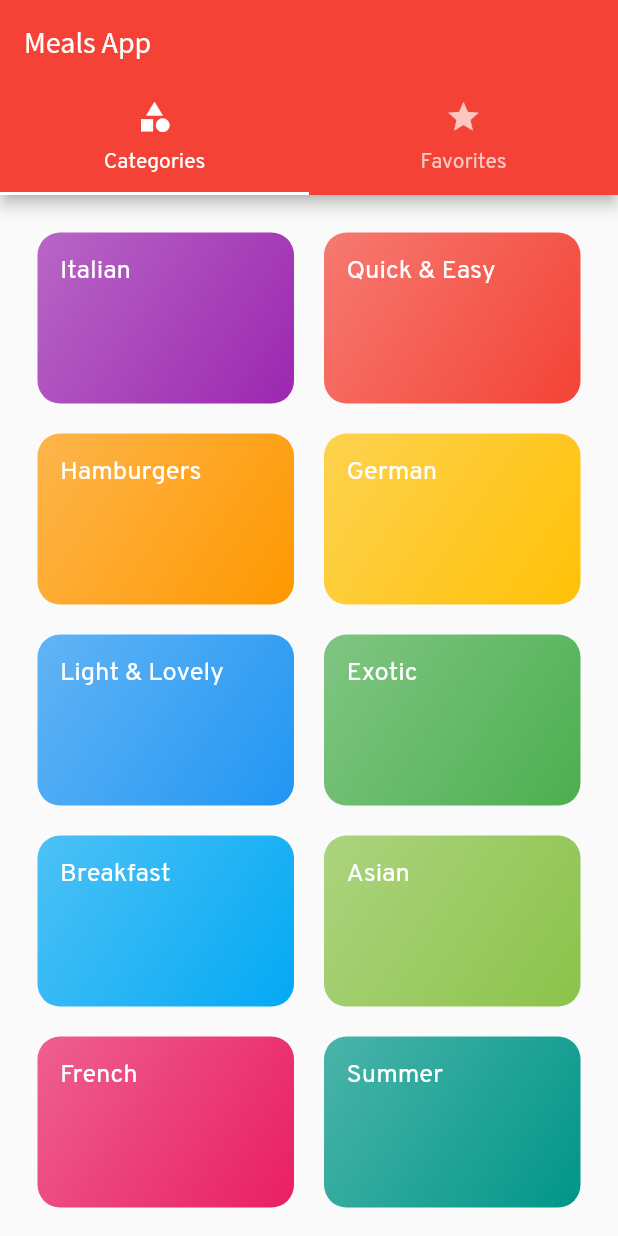
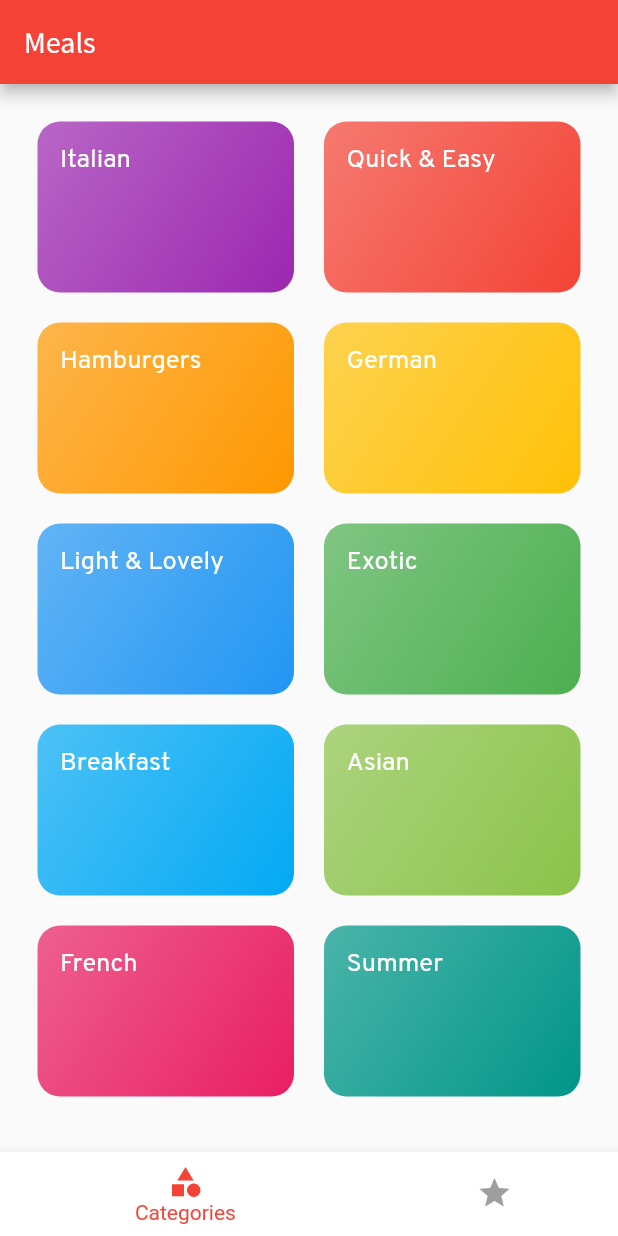
Before and after one commit to Jeetin9410/flutter, a Flutter app: the screen it shows after launch, on a phone screen of 412 x 824 dp. Run offline on Flutter 3.47's test engine with Material 2 defaults, Android fonts, the phone set to English and light mode, and no system bars.

Commit message:
Bottom TabBar Implemented

```diff
--- a/lib/main.dart
+++ b/lib/main.dart
@@ -1,7 +1,7 @@
 import 'package:flutter/material.dart';
 import 'package:flutter/services.dart';
 import 'package:flutter_first_project/screens/categories_screen.dart';
-import 'package:flutter_first_project/screens/tabs_screen.dart';
+import 'package:flutter_first_project/screens/bottom_tabs_screen.dart';
 void main(){
   SystemChrome.setPreferredOrientations([  // now app will always be in Portrait mode always
     DeviceOrientation.portraitUp,
@@ -17,7 +17,7 @@ class MyApp extends StatelessWidget {
       title: 'DeliMeals',
       theme: ThemeData(
           primarySwatch: Colors.red,
-          accentColor: Colors.orange,
+          accentColor: Colors.white,
           fontFamily: "Overpass",
           textTheme: ThemeData.light().textTheme.copyWith(
             title: TextStyle(
@@ -40,7 +40,7 @@ class MyApp extends StatelessWidget {
           )
 
       ),
-      home: TabsScreen(),
+      home: BottomTabsScreen(),
 
     );
   }
--- /dev/null
+++ b/lib/screens/bottom_tabs_screen.dart
@@ -0,0 +1,41 @@
+import 'package:flutter/material.dart';
+import 'package:flutter_first_project/screens/categories_screen.dart';
+import 'package:flutter_first_project/screens/favorites_screen.dart';
+class BottomTabsScreen extends StatefulWidget {
+  @override
+  _BottomTabsScreenState createState() => _BottomTabsScreenState();
+}
+
+class _BottomTabsScreenState extends State<BottomTabsScreen> {
+  final List<Widget> _pages = [
+    CategoriesScreen(),
+    FavoritesScreen()
+  ];
+  int _selectedPageIndex = 0;
+  void _selectedPage(int index){
+setState(() {
+  _selectedPageIndex = index;
+});
+  }
+  @override
+  Widget build(BuildContext context) {
+    return Scaffold(
+      appBar: AppBar( title: Text("Meals"),),
+      body: _pages[_selectedPageIndex],
+      bottomNavigationBar: BottomNavigationBar(
+        onTap: _selectedPage,
+        backgroundColor: Theme.of(context).accentColor,
+        selectedItemColor: Theme.of(context).primaryColor,
+        unselectedItemColor: Colors.grey,
+        selectedLabelStyle: TextStyle(color: Theme.of(context).primaryColor),
+        unselectedLabelStyle: TextStyle(color: Colors.black54),
+        currentIndex: _selectedPageIndex,
+        type: BottomNavigationBarType.shifting,
+        items: [
+          BottomNavigationBarItem(backgroundColor: Theme.of(context).accentColor, icon: Icon(Icons.category),title: Text("Categories",)),
+          BottomNavigationBarItem(backgroundColor: Theme.of(context).accentColor, icon: Icon(Icons.star),title: Text("Favorites"))
+        ],
+      ),
+    );
+  }
+}
```
Also changed, not shown: lib/screens/top_tabs_screen.dart (renamed from lib/screens/tabs_screen.dart).
